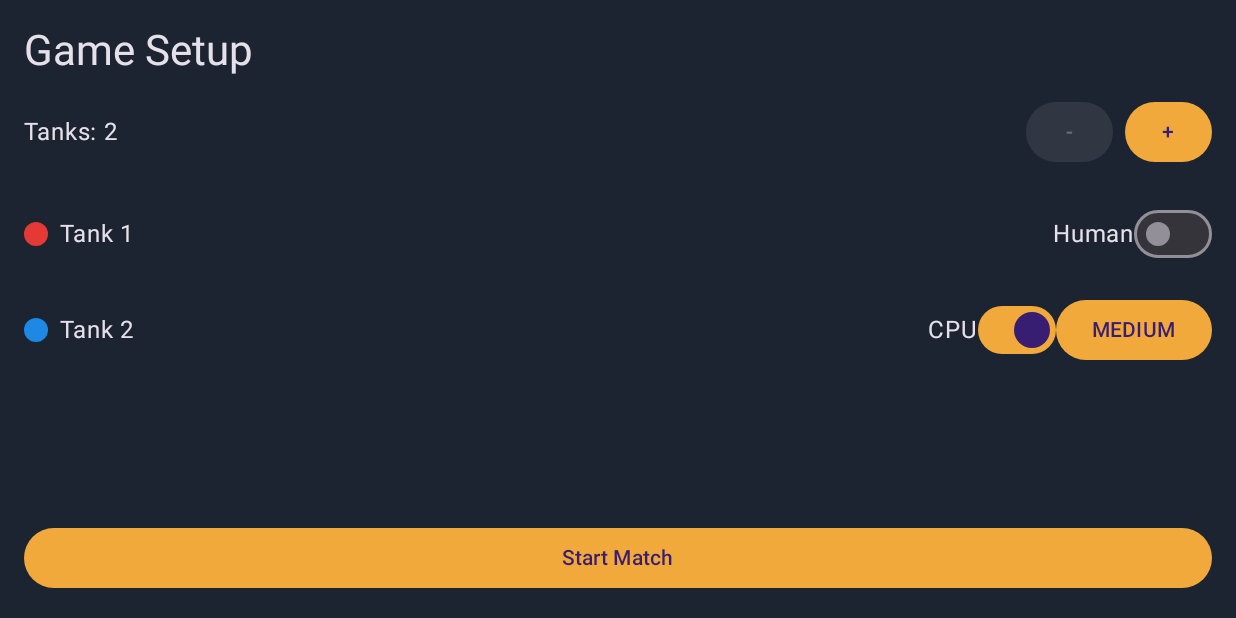
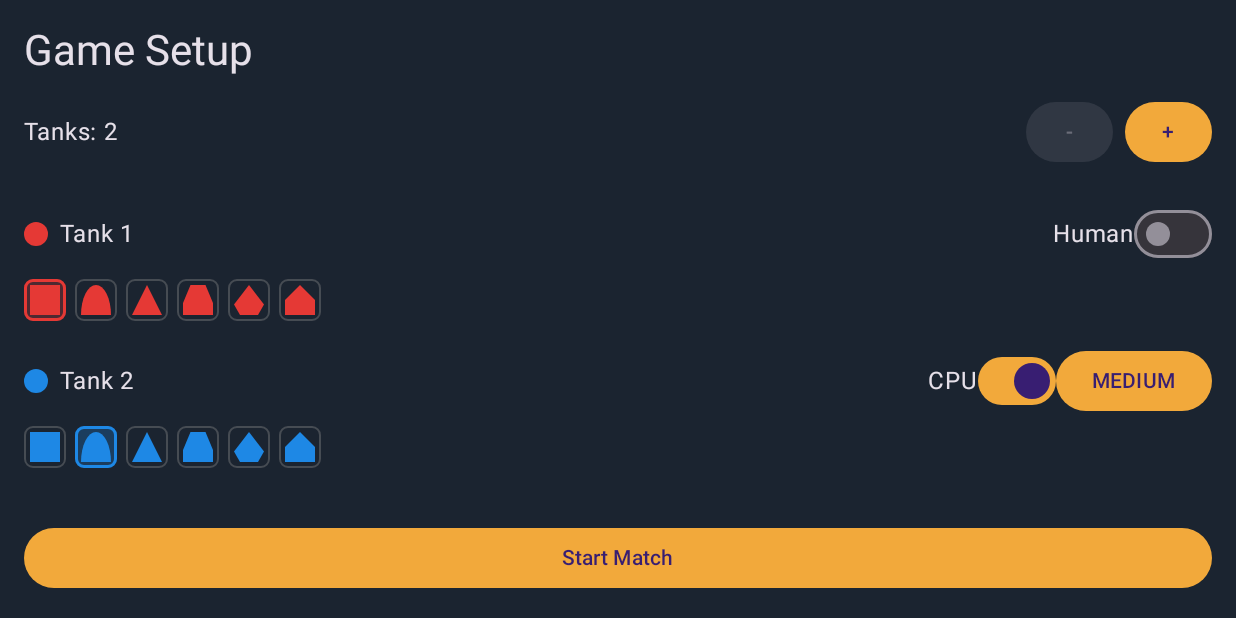
Before and after one commit to wsamon03/ScorchedPhoto, an Android app built with Jetpack Compose: the GameSetupScreen screen opened through its navigation route, on a phone screen of 824 x 412 dp (held sideways). Run offline under Robolectric (Android 15) with nearby library versions, the phone set to English and light mode, and no system bars; our stand-ins replace Dagger/Hilt's generated code.

Commit message:
Add 6 selectable tank body shapes, picked in game setup
TankShape (engine) defines a normalized outline per shape - square,
round, wedge, hexagon, pentagon, diamond - shared as a single source
of geometry between the in-match renderer and the setup screen's
picker. Purely cosmetic: collision/damage keep using the circular
Tank.RADIUS regardless of shape, so this never touches gameplay.

Tank and TankConfig each gain a shape field (default SQUARE, the
previous fixed look) threaded through GameViewModel into the actual
Tank instances. GameRenderer builds a Path from the shape's outline
instead of always drawing a rectangle. GameSetupScreen adds a row of
tappable shape swatches per tank, defaulting to a different shape per
tank slot the same way tank colors already cycle through a palette.

```diff
--- a/app/src/main/java/com/scorchedphoto/app/game/GameViewModel.kt
+++ b/app/src/main/java/com/scorchedphoto/app/game/GameViewModel.kt
@@ -61,6 +61,7 @@ class GameViewModel @Inject constructor(
                 y = 0f,
                 currentWeapon = WeaponType.STANDARD_SHELL,
                 difficulty = config.difficulty,
+                shape = config.shape,
             )
         }
 
--- a/app/src/main/java/com/scorchedphoto/app/setup/GameSetupScreen.kt
+++ b/app/src/main/java/com/scorchedphoto/app/setup/GameSetupScreen.kt
@@ -1,6 +1,9 @@
 package com.scorchedphoto.app.setup
 
+import androidx.compose.foundation.Canvas
 import androidx.compose.foundation.background
+import androidx.compose.foundation.border
+import androidx.compose.foundation.clickable
 import androidx.compose.foundation.layout.Arrangement
 import androidx.compose.foundation.layout.Box
 import androidx.compose.foundation.layout.Column
@@ -12,6 +15,7 @@ import androidx.compose.foundation.layout.size
 import androidx.compose.foundation.lazy.LazyColumn
 import androidx.compose.foundation.lazy.itemsIndexed
 import androidx.compose.foundation.shape.CircleShape
+import androidx.compose.foundation.shape.RoundedCornerShape
 import androidx.compose.material3.Button
 import androidx.compose.material3.DropdownMenu
 import androidx.compose.material3.DropdownMenuItem
@@ -27,10 +31,12 @@ import androidx.compose.runtime.setValue
 import androidx.compose.ui.Alignment
 import androidx.compose.ui.Modifier
 import androidx.compose.ui.graphics.Color
+import androidx.compose.ui.graphics.Path
 import androidx.compose.ui.unit.dp
 import androidx.hilt.navigation.compose.hiltViewModel
 import androidx.lifecycle.compose.collectAsStateWithLifecycle
 import com.scorchedphoto.engine.ai.Difficulty
+import com.scorchedphoto.engine.tanks.TankShape
 
 @Composable
 fun GameSetupScreen(onStartMatch: () -> Unit, viewModel: GameSetupViewModel = hiltViewModel()) {
@@ -73,6 +79,7 @@ fun GameSetupScreen(onStartMatch: () -> Unit, viewModel: GameSetupViewModel = hi
                         config = config,
                         onToggleCpu = { viewModel.toggleCpu(index) },
                         onDifficultyChange = { viewModel.setDifficulty(index, it) },
+                        onShapeChange = { viewModel.setShape(index, it) },
                     )
                 }
             }
@@ -97,11 +104,11 @@ private fun TankConfigRow(
     config: TankConfig,
     onToggleCpu: () -> Unit,
     onDifficultyChange: (Difficulty) -> Unit,
+    onShapeChange: (TankShape) -> Unit,
 ) {
+    Column(modifier = Modifier.fillMaxWidth().padding(vertical = 8.dp)) {
         Row(
-        modifier = Modifier
-            .fillMaxWidth()
-            .padding(vertical = 8.dp),
+            modifier = Modifier.fillMaxWidth(),
             verticalAlignment = Alignment.CenterVertically,
             horizontalArrangement = Arrangement.SpaceBetween,
         ) {
@@ -120,6 +127,59 @@ private fun TankConfigRow(
                     DifficultyDropdown(selected = config.difficulty, onSelect = onDifficultyChange)
                 }
             }
+        }
+        TankShapePicker(
+            selected = config.shape,
+            tint = Color(config.color),
+            onSelect = onShapeChange,
+            modifier = Modifier.padding(top = 6.dp),
+        )
+    }
+}
+
+@Composable
+private fun TankShapePicker(
+    selected: TankShape,
+    tint: Color,
+    onSelect: (TankShape) -> Unit,
+    modifier: Modifier = Modifier,
+) {
+    Row(modifier = modifier, horizontalArrangement = Arrangement.spacedBy(6.dp)) {
+        TankShape.entries.forEach { shape ->
+            val isSelected = shape == selected
+            Box(
+                modifier = Modifier
+                    .size(28.dp)
+                    .background(
+                        if (isSelected) tint.copy(alpha = 0.25f) else Color.Transparent,
+                        RoundedCornerShape(6.dp),
+                    )
+                    .border(
+                        width = if (isSelected) 2.dp else 1.dp,
+                        color = if (isSelected) tint else Color.Gray.copy(alpha = 0.4f),
+                        shape = RoundedCornerShape(6.dp),
+                    )
+                    .clickable { onSelect(shape) }
+                    .padding(4.dp),
+            ) {
+                TankShapeIcon(shape = shape, tint = tint, modifier = Modifier.fillMaxSize())
+            }
+        }
+    }
+}
+
+/** Draws [shape]'s normalized outline (see [TankShape]) as a small filled preview icon. */
+@Composable
+private fun TankShapeIcon(shape: TankShape, tint: Color, modifier: Modifier = Modifier) {
+    Canvas(modifier = modifier) {
+        val path = Path()
+        shape.outline.forEachIndexed { index, (nx, ny) ->
+            val x = size.width / 2f + nx * size.width / 2f
+            val y = size.height + ny * size.height
+            if (index == 0) path.moveTo(x, y) else path.lineTo(x, y)
+        }
+        path.close()
+        drawPath(path, color = tint)
     }
 }
 
--- a/app/src/main/java/com/scorchedphoto/app/setup/GameSetupViewModel.kt
+++ b/app/src/main/java/com/scorchedphoto/app/setup/GameSetupViewModel.kt
@@ -2,6 +2,7 @@ package com.scorchedphoto.app.setup
 
 import androidx.lifecycle.ViewModel
 import com.scorchedphoto.engine.ai.Difficulty
+import com.scorchedphoto.engine.tanks.TankShape
 import dagger.hilt.android.lifecycle.HiltViewModel
 import kotlinx.coroutines.flow.MutableStateFlow
 import kotlinx.coroutines.flow.StateFlow
@@ -41,6 +42,10 @@ class GameSetupViewModel @Inject constructor(
         updateAt(index) { it.copy(difficulty = difficulty) }
     }
 
+    fun setShape(index: Int, shape: TankShape) {
+        updateAt(index) { it.copy(shape = shape) }
+    }
+
     fun commitAndStart() {
         matchConfigRepository.matchConfig = MatchConfig(_tankConfigs.value)
     }
@@ -56,6 +61,7 @@ class GameSetupViewModel @Inject constructor(
             name = "Tank ${i + 1}",
             color = TANK_COLOR_PALETTE[i % TANK_COLOR_PALETTE.size],
             isCpu = i != 0, // first tank defaults to human, rest to CPU
+            shape = TankShape.entries[i % TankShape.entries.size],
         )
     }
 }
--- a/app/src/main/java/com/scorchedphoto/app/setup/TankConfig.kt
+++ b/app/src/main/java/com/scorchedphoto/app/setup/TankConfig.kt
@@ -1,12 +1,14 @@
 package com.scorchedphoto.app.setup
 
 import com.scorchedphoto.engine.ai.Difficulty
+import com.scorchedphoto.engine.tanks.TankShape
 
 data class TankConfig(
     val name: String,
     val color: Int,
     val isCpu: Boolean,
     val difficulty: Difficulty = Difficulty.MEDIUM,
+    val shape: TankShape = TankShape.SQUARE,
 )
 
 data class MatchConfig(val tankConfigs: List<TankConfig>)
--- a/engine/src/main/kotlin/com/scorchedphoto/engine/tanks/Tank.kt
+++ b/engine/src/main/kotlin/com/scorchedphoto/engine/tanks/Tank.kt
@@ -19,6 +19,7 @@ data class Tank(
     var falling: Boolean = false,
     var fallVelocity: Float = 0f,
     val difficulty: Difficulty = Difficulty.MEDIUM,
+    val shape: TankShape = TankShape.SQUARE,
 ) {
     companion object {
         const val MAX_HEALTH = 100
--- /dev/null
+++ b/engine/src/main/kotlin/com/scorchedphoto/engine/tanks/TankShape.kt
@@ -0,0 +1,36 @@
+package com.scorchedphoto.engine.tanks
+
+import kotlin.math.cos
+import kotlin.math.sin
+
+/**
+ * Purely cosmetic body silhouette a tank renders with - collision/damage always uses the
+ * circular [Tank.RADIUS] regardless of shape, so this never affects gameplay, only how the
+ * player tells their tank apart on the battlefield and in setup.
+ *
+ * Each shape is a normalized outline: points with `x` in `[-1, 1]` and `y` in `[-1, 0]`,
+ * centered on the tank's ground contact point with `y` increasing downward (screen
+ * convention) - `y = 0` is the flat base sitting on the ground, `y = -1` is the shape's
+ * peak. Renderers scale these by the tank's actual half-width and translate to its screen
+ * position to build the drawable outline, so there's a single source of truth for the
+ * geometry shared by the in-match renderer and the setup-screen picker.
+ */
+enum class TankShape(val outline: List<Pair<Float, Float>>) {
+    SQUARE(listOf(-1f to -1f, 1f to -1f, 1f to 0f, -1f to 0f)),
+    ROUND(DOME_OUTLINE),
+    WEDGE(listOf(-1f to 0f, 0f to -1f, 1f to 0f)),
+    HEXAGON(listOf(-1f to -0.4f, -0.5f to -1f, 0.5f to -1f, 1f to -0.4f, 1f to 0f, -1f to 0f)),
+    PENTAGON(listOf(0f to -1f, 1f to -0.35f, 0.6f to 0f, -0.6f to 0f, -1f to -0.35f)),
+    DIAMOND(listOf(-1f to -0.5f, 0f to -1f, 1f to -0.5f, 1f to 0f, -1f to 0f)),
+}
+
+/**
+ * A half-circle dome sitting on the ground line, approximated with line segments. A
+ * top-level constant, not a companion member of [TankShape] - enum constants construct
+ * before their own companion object is initialized, so [ROUND] can't call a companion
+ * function to build its outline.
+ */
+private val DOME_OUTLINE: List<Pair<Float, Float>> = (0..16).map { i ->
+    val t = Math.PI * i / 16
+    -cos(t).toFloat() to -sin(t).toFloat()
+}
```
Also changed, not shown: app/src/main/java/com/scorchedphoto/app/game/GameRenderer.kt (+14 -1 lines). Lines whose indentation alone changed are shown as unchanged.
